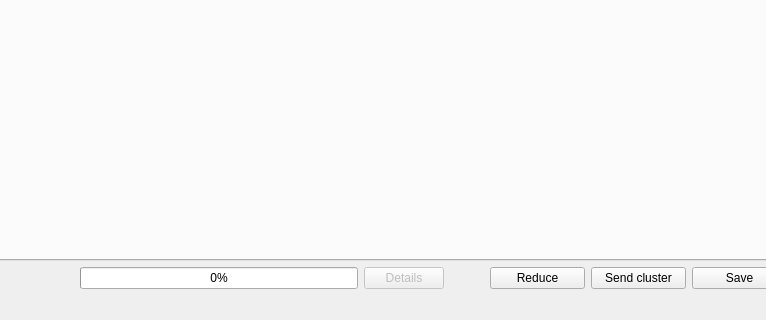
The window that scripts/Interface/ui/reduction_main.ui (mantidproject/mantid) describes before a commit, drawn with Qt 5; both pictures show x 136 to 902 and y 667 to 987 of the 1033 by 987 pixel window.
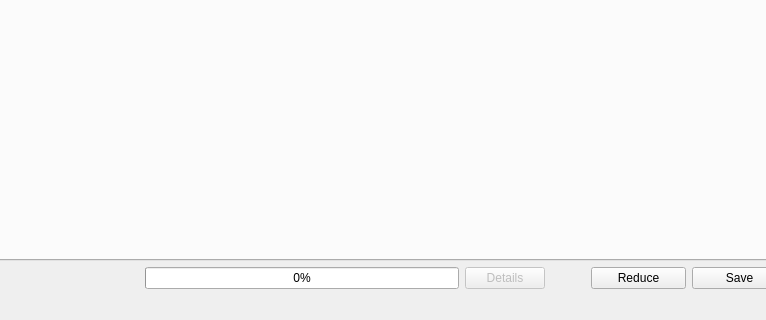
The same window after the commit.

```diff
--- a/scripts/Interface/ui/reduction_main.ui
+++ b/scripts/Interface/ui/reduction_main.ui
@@ -170,22 +170,6 @@
           </property>
          </widget>
         </item>
-        <item>
-         <widget class="QPushButton" name="cluster_button">
-          <property name="minimumSize">
-           <size>
-            <width>95</width>
-            <height>0</height>
-           </size>
-          </property>
-          <property name="toolTip">
-           <string>Click to send the reduction job to a remote compute resource</string>
-          </property>
-          <property name="text">
-           <string>Send cluster</string>
-          </property>
-         </widget>
-        </item>
         <item>
          <widget class="QPushButton" name="save_button">
           <property name="enabled">
```
Left out of the diff: 2 changed lines with no effect on the pictures.
